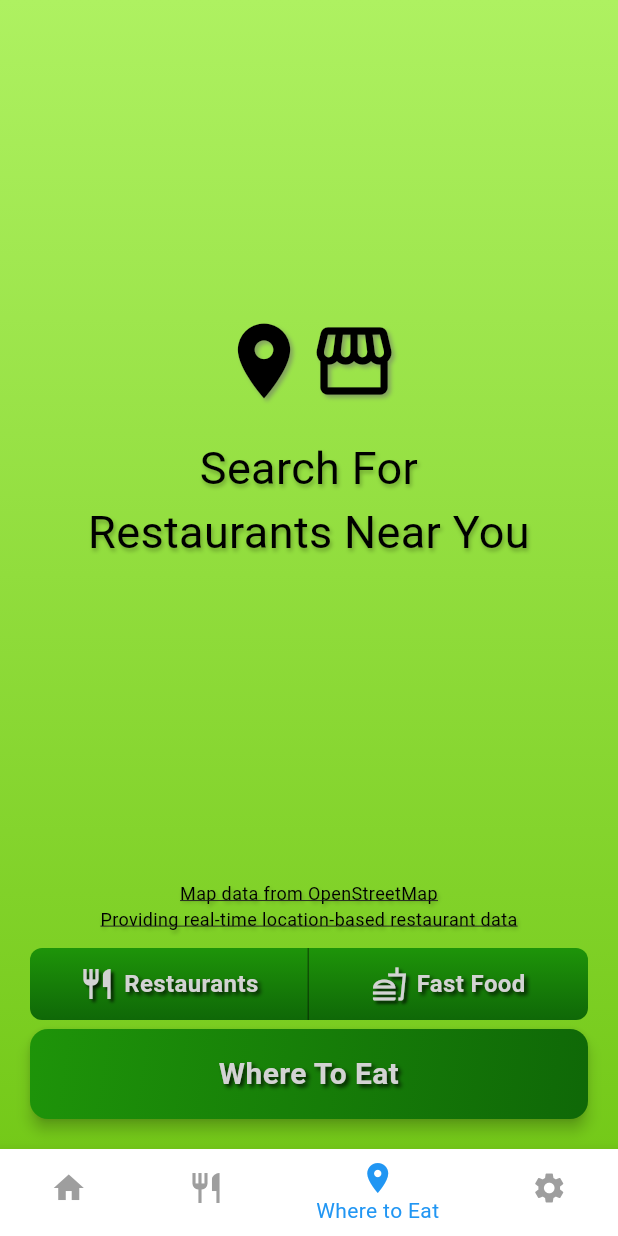
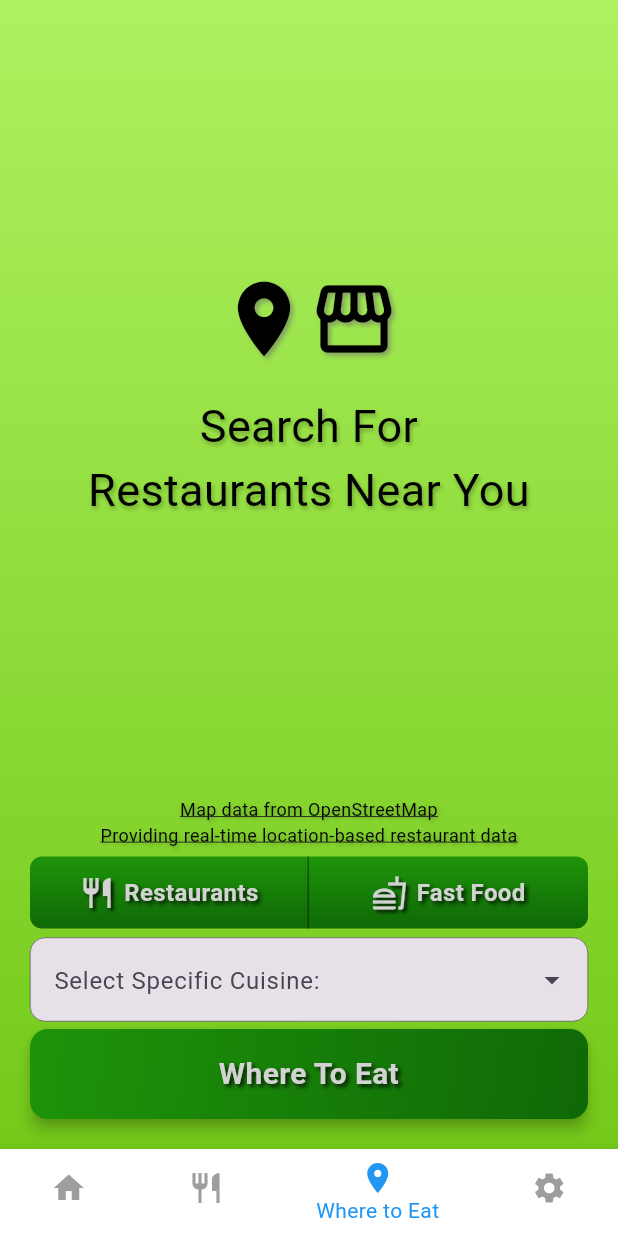
Before and after one commit to TyostoKarry/what_to_eat, a Flutter app: the screen it shows after launch, item 3 of the bottom bar chosen, on a phone screen of 412 x 824 dp. Run offline on Flutter 3.47's test engine with Material 3 defaults, Android fonts, the light colour scheme and no system bars; drawn by our look-alikes of auto_size_text, dropdown_search; our stand-ins replace flutter_fortune_wheel, geolocator.

Commit message:
Add searchable dropdown menu for selecting specific cuisine
- Use DropdownSearch package
- Add all the possible cuisines listed in OpenStreetMap API documentation
- Add option 'any' as the first to clear selection and search all cuisine types

```diff
--- a/lib/models/where_to_eat_model.dart
+++ b/lib/models/where_to_eat_model.dart
@@ -186,4 +186,196 @@ class WhereToEatModel extends ChangeNotifier {
       throw Exception('Failed to load data');
     }
   }
+
+  List<String> cuisineEntries = [
+    "any",
+    "açaí",
+    "arepa",
+    "bagel",
+    "beef",
+    "beef_bowl",
+    "beef_noodle",
+    "bubble_tea",
+    "burger",
+    "cachapa",
+    "cake",
+    "chicken",
+    "chili",
+    "chocolate",
+    "churro",
+    "coffee_shop",
+    "couscous",
+    "crepe",
+    "curry",
+    "donut",
+    "dumpling",
+    "empanada",
+    "falafel",
+    "fish",
+    "fish_and_chips",
+    "fondue",
+    "fried_chicken",
+    "fries",
+    "frozen_yogurt",
+    "gyoza",
+    "gyros",
+    "hot_dog",
+    "hotpot",
+    "ice_cream",
+    "juice",
+    "kebab",
+    "meat",
+    "noodle",
+    "pancake",
+    "pasta",
+    "pastry",
+    "piadina",
+    "pie",
+    "pita",
+    "pizza",
+    "poke",
+    "potato",
+    "pretzel",
+    "ramen",
+    "salad",
+    "sandwich",
+    "sausage",
+    "savory_pancakes",
+    "seafood",
+    "shawarma",
+    "smoothie",
+    "smørrebrød",
+    "soba",
+    "soup",
+    "souvlaki",
+    "steak",
+    "sushi",
+    "tacos",
+    "takoyaki",
+    "tea",
+    "udon",
+    "waffle",
+    "wings",
+    "yakitori",
+    "bakery",
+    "bar_and_grill",
+    "barbecue",
+    "basque_ciderhouse",
+    "bistro",
+    "brasserie",
+    "breakfast",
+    "brunch",
+    "buffet",
+    "buschenschank",
+    "cafe",
+    "deli",
+    "dessert",
+    "diner",
+    "fast_food",
+    "fine_dining",
+    "fried_food",
+    "friture",
+    "fusion",
+    "grill",
+    "heuriger",
+    "international",
+    "local",
+    "lunch",
+    "mongolian_grill",
+    "pub",
+    "regional",
+    "snack",
+    "steak_house",
+    "tapas",
+    "yakiniku",
+    "afghan",
+    "african",
+    "american",
+    "arab",
+    "argentinian",
+    "armenian",
+    "asian",
+    "australian",
+    "austrian",
+    "balkan",
+    "bangladeshi",
+    "basque",
+    "bavarian",
+    "belgian",
+    "bolivian",
+    "brazilian",
+    "british",
+    "bulgarian",
+    "cajun",
+    "cambodian",
+    "cantonese",
+    "caribbean",
+    "catalan",
+    "chinese",
+    "colombian",
+    "croatian",
+    "cuban",
+    "czech",
+    "danish",
+    "dutch",
+    "egyptian",
+    "ethiopian",
+    "european",
+    "filipino",
+    "french",
+    "georgian",
+    "german",
+    "greek",
+    "hawaiian",
+    "hungarian",
+    "indian",
+    "indonesian",
+    "irish",
+    "italian",
+    "jamaican",
+    "japanese",
+    "jewish",
+    "korean",
+    "lao",
+    "latin_american",
+    "lebanese",
+    "malagasy",
+    "malaysian",
+    "mediterranean",
+    "mexican",
+    "middle_eastern",
+    "mongolian",
+    "moroccan",
+    "nepalese",
+    "oriental",
+    "pakistani",
+    "persian",
+    "peruvian",
+    "polish",
+    "portuguese",
+    "romanian",
+    "russian",
+    "salvadoran",
+    "senegalese",
+    "serbian",
+    "singaporean",
+    "south_indian",
+    "southern",
+    "spanish",
+    "sri_lankan",
+    "swedish",
+    "swiss",
+    "syrian",
+    "taiwanese",
+    "tex-mex",
+    "thai",
+    "tibetan",
+    "tunisian",
+    "turkish",
+    "ukrainian",
+    "uzbek",
+    "venezuelan",
+    "vietnamese",
+    "western"
+  ];
 }
--- a/lib/screens/where_to_eat_screen.dart
+++ b/lib/screens/where_to_eat_screen.dart
@@ -1,3 +1,4 @@
+import 'package:dropdown_search/dropdown_search.dart';
 import 'package:flutter/material.dart';
 import 'package:geolocator/geolocator.dart';
 import 'package:provider/provider.dart';
@@ -27,6 +28,8 @@ class WhereToEatScreen extends StatefulWidget {
 class _WhereToEatScreenState extends State<WhereToEatScreen> {
   List<dynamic> _restaurants = [];
   Set<String> selected = {'Restaurants', 'Fast Food'};
+  final TextEditingController _cuisineController = TextEditingController();
+  String? selectedCuisine;
 
   void _launchOpenStreetMapCopyright() async {
     final Uri searchUrl = Uri.parse('https://www.openstreetmap.org/copyright');
@@ -106,6 +109,29 @@ class _WhereToEatScreenState extends State<WhereToEatScreen> {
     if (selected.length == 2) {
       _restaurants = model.searchedRestaurantsNearby.allRestaurants;
     }
+
+    if (selectedCuisine != null &&
+        selectedCuisine!.isNotEmpty &&
+        selectedCuisine! != 'any') {
+      _restaurants = _restaurants.where((restaurant) {
+        final cuisineTag = restaurant['tags']?['cuisine'];
+
+        if (cuisineTag != null) {
+          List<dynamic> cuisines = cuisineTag
+              .split(RegExp(r'[;,]'))
+              .map((e) => e.trim().toLowerCase())
+              .toList();
+          return cuisines.contains(selectedCuisine!.toLowerCase());
+        }
+        return false;
+      }).toList();
+    }
+  }
+
+  @override
+  void dispose() {
+    _cuisineController.dispose();
+    super.dispose();
   }
 
   @override
@@ -145,7 +171,7 @@ class _WhereToEatScreenState extends State<WhereToEatScreen> {
                     minFontSize: 12,
                     textDecoration: TextDecoration.underline),
               ),
-              SizedBox(height: 10),
+              SizedBox(height: 5),
               Consumer<WhereToEatModel>(
                 builder: (context, model, child) {
                   bool isEnabled = model.whereToEatScreenState !=
@@ -168,6 +194,77 @@ class _WhereToEatScreenState extends State<WhereToEatScreen> {
                         selected = newSelection;
                       });
                     },
+                  );
+                },
+              ),
+              Consumer<WhereToEatModel>(
+                builder: (context, model, child) {
+                  List<String> cuisineEntries =
+                      model.cuisineEntries.map((cuisine) {
+                    return cuisine.split('_').map((word) {
+                      return word[0].toUpperCase() + word.substring(1);
+                    }).join(' ');
+                  }).toList();
+
+                  bool isEnabled = model.whereToEatScreenState !=
+                          WhereToEatScreenState.loading &&
+                      model.whereToEatScreenState !=
+                          WhereToEatScreenState.slotMachine;
+
+                  return Padding(
+                    padding: const EdgeInsets.fromLTRB(20, 5, 20, 0),
+                    child: DropdownSearch<String>(
+                      items: (filter, infiniteScrollProps) => cuisineEntries,
+                      enabled: isEnabled,
+                      popupProps: PopupProps.menu(
+                        searchDelay: Duration(milliseconds: 100),
+                        showSearchBox: true,
+                        fit: FlexFit.loose,
+                        constraints: BoxConstraints.tightFor(
+                          width: MediaQuery.of(context).size.width - 40,
+                          height: 200,
+                        ),
+                        menuProps: MenuProps(
+                          shape: RoundedRectangleBorder(
+                            borderRadius: BorderRadius.circular(15),
+                          ),
+                          elevation: 2,
+                        ),
+                      ),
+                      onChanged: (value) {
+                        if (value == 'Any') {
+                          // Clear selectedCuisine and reset DropdownSearch
+                          setState(() {
+                            selectedCuisine = null;
+                          });
+                        } else if (value != null) {
+                          // Set selectedCuisine to the selected value
+                          setState(() {
+                            selectedCuisine = value;
+                          });
+                        }
+                      },
+                      selectedItem: selectedCuisine,
+                      decoratorProps: DropDownDecoratorProps(
+                        decoration: InputDecoration(
+                          hintText: 'Select Specific Cuisine: ',
+                          filled: true,
+                          enabledBorder: OutlineInputBorder(
+                            borderRadius: BorderRadius.circular(10),
+                            borderSide: BorderSide(width: 0.3),
+                          ),
+                          focusedBorder: OutlineInputBorder(
+                            borderRadius: BorderRadius.circular(10),
+                            borderSide: BorderSide(width: 0.3),
+                          ),
+                          disabledBorder: OutlineInputBorder(
+                            borderRadius: BorderRadius.circular(10),
+                            borderSide:
+                                BorderSide(color: Colors.transparent, width: 0),
+                          ),
+                        ),
+                      ),
+                    ),
                   );
                 },
               ),
--- a/pubspec.yaml
+++ b/pubspec.yaml
@@ -8,6 +8,7 @@ environment:
 
 dependencies:
   auto_size_text: ^3.0.0
+  dropdown_search: ^6.0.1
   flutter:
     sdk: flutter
   flutter_fortune_wheel: ^1.3.1
```
